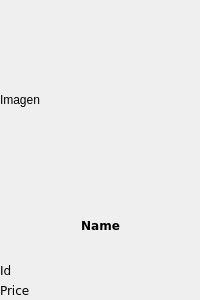
Old version of the form productwidget.ui in the repository DarthDS4711/Database-App-C-.
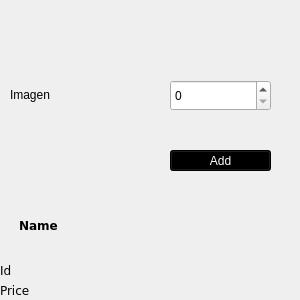
New version of the form.

Diff of the .ui file:
```diff
--- a/productwidget.ui
+++ b/productwidget.ui
@@ -6,13 +6,13 @@
    <rect>
     <x>0</x>
     <y>0</y>
-    <width>200</width>
+    <width>300</width>
     <height>300</height>
    </rect>
   </property>
   <property name="maximumSize">
    <size>
-    <width>200</width>
+    <width>300</width>
     <height>300</height>
    </size>
   </property>
@@ -23,16 +23,16 @@
    <widget class="QLabel" name="ImageLabel">
     <property name="geometry">
      <rect>
-      <x>0</x>
-      <y>0</y>
-      <width>200</width>
-      <height>200</height>
+      <x>10</x>
+      <y>20</y>
+      <width>150</width>
+      <height>150</height>
      </rect>
     </property>
     <property name="maximumSize">
      <size>
-      <width>200</width>
-      <height>16777215</height>
+      <width>150</width>
+      <height>150</height>
      </size>
     </property>
     <property name="styleSheet">
@@ -68,12 +68,18 @@
    <widget class="QLabel" name="nameLabel">
     <property name="geometry">
      <rect>
-      <x>0</x>
+      <x>19</x>
       <y>200</y>
-      <width>201</width>
-      <height>51</height>
+      <width>251</width>
+      <height>50</height>
      </rect>
     </property>
+    <property name="maximumSize">
+     <size>
+      <width>300</width>
+      <height>50</height>
+     </size>
+    </property>
     <property name="font">
      <font>
       <family>Verdana</family>
@@ -84,8 +90,11 @@
     <property name="text">
      <string>Name</string>
     </property>
+    <property name="textFormat">
+     <enum>Qt::AutoText</enum>
+    </property>
     <property name="alignment">
-     <set>Qt::AlignCenter</set>
+     <set>Qt::AlignJustify|Qt::AlignVCenter</set>
     </property>
    </widget>
    <widget class="QLabel" name="IdLabel">
@@ -108,6 +117,52 @@
      <string>Id</string>
     </property>
    </widget>
+   <widget class="QSpinBox" name="numberProducts">
+    <property name="geometry">
+     <rect>
+      <x>170</x>
+      <y>80</y>
+      <width>101</width>
+      <height>31</height>
+     </rect>
+    </property>
+    <property name="maximumSize">
+     <size>
+      <width>300</width>
+      <height>300</height>
+     </size>
+    </property>
+   </widget>
+   <widget class="QPushButton" name="addPB">
+    <property name="enabled">
+     <bool>false</bool>
+    </property>
+    <property name="geometry">
+     <rect>
+      <x>170</x>
+      <y>150</y>
+      <width>101</width>
+      <height>21</height>
+     </rect>
+    </property>
+    <property name="cursor">
+     <cursorShape>PointingHandCursor</cursorShape>
+    </property>
+    <property name="styleSheet">
+     <string notr="true">color: rgb(255, 255, 255);
+background-color: rgb(0, 0, 0);
+font: 9pt &quot;Verdana&quot;;</string>
+    </property>
+    <property name="text">
+     <string>Add</string>
+    </property>
+   </widget>
+   <zorder>ImageLabel</zorder>
+   <zorder>PriceLabel</zorder>
+   <zorder>IdLabel</zorder>
+   <zorder>numberProducts</zorder>
+   <zorder>addPB</zorder>
+   <zorder>nameLabel</zorder>
   </widget>
  </widget>
  <resources/>
```
Left out of the diff: 8 changed lines with no effect on the pictures.
